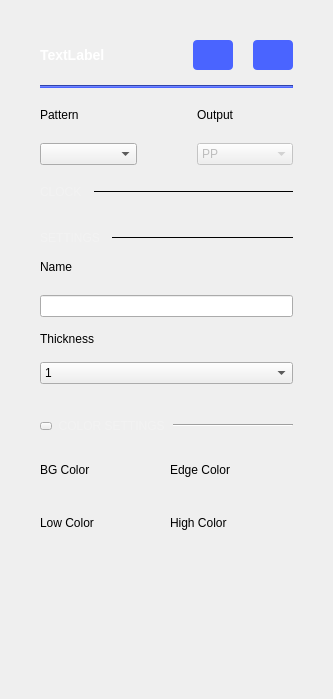
Old version of the form ui/pg_cg_settings.ui in the repository analogdevicesinc/scopy.
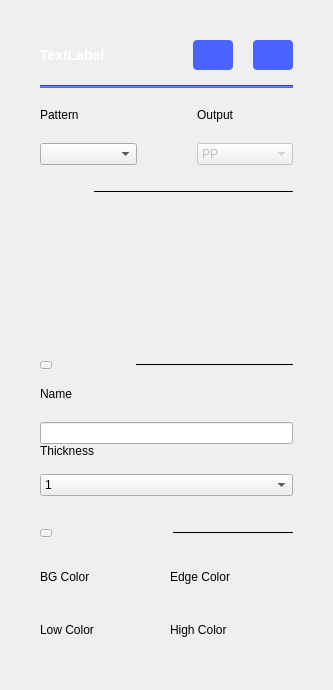
New version of the form. Icons and pictures are not drawn.

```diff
--- a/ui/pg_cg_settings.ui
+++ b/ui/pg_cg_settings.ui
@@ -7,11 +7,11 @@
     <x>0</x>
     <y>0</y>
     <width>333</width>
-    <height>699</height>
+    <height>690</height>
    </rect>
   </property>
   <property name="sizePolicy">
-   <sizepolicy hsizetype="MinimumExpanding" vsizetype="Preferred">
+   <sizepolicy hsizetype="MinimumExpanding" vsizetype="Expanding">
     <horstretch>0</horstretch>
     <verstretch>0</verstretch>
    </sizepolicy>
@@ -176,7 +176,7 @@
          <item>
           <widget class="QScrollArea" name="scrollArea">
            <property name="sizePolicy">
-            <sizepolicy hsizetype="Expanding" vsizetype="Preferred">
+            <sizepolicy hsizetype="Expanding" vsizetype="Expanding">
              <horstretch>0</horstretch>
              <verstretch>0</verstretch>
             </sizepolicy>
@@ -208,7 +208,7 @@
               <x>0</x>
               <y>0</y>
               <width>249</width>
-              <height>505</height>
+              <height>596</height>
              </rect>
             </property>
             <property name="sizePolicy">
@@ -370,14 +370,11 @@
                 <bool>true</bool>
                </property>
                <property name="sizePolicy">
-                <sizepolicy hsizetype="Expanding" vsizetype="Preferred">
+                <sizepolicy hsizetype="Expanding" vsizetype="MinimumExpanding">
                  <horstretch>0</horstretch>
                  <verstretch>0</verstretch>
                 </sizepolicy>
                </property>
-               <property name="styleSheet">
-                <string notr="true"/>
-               </property>
                <layout class="QVBoxLayout" name="verticalLayout_9">
                 <property name="spacing">
                  <number>0</number>
@@ -397,6 +394,38 @@
                </layout>
               </widget>
              </item>
+             <item>
+              <spacer name="verticalSpacer_2">
+               <property name="orientation">
+                <enum>Qt::Vertical</enum>
+               </property>
+               <property name="sizeType">
+                <enum>QSizePolicy::Preferred</enum>
+               </property>
+               <property name="sizeHint" stdset="0">
+                <size>
+                 <width>20</width>
+                 <height>40</height>
+                </size>
+               </property>
+              </spacer>
+             </item>
+             <item>
+              <spacer name="verticalSpacer">
+               <property name="orientation">
+                <enum>Qt::Vertical</enum>
+               </property>
+               <property name="sizeType">
+                <enum>QSizePolicy::Minimum</enum>
+               </property>
+               <property name="sizeHint" stdset="0">
+                <size>
+                 <width>20</width>
+                 <height>0</height>
+                </size>
+               </property>
+              </spacer>
+             </item>
              <item>
               <widget class="QWidget" name="widget" native="true">
                <property name="sizePolicy">
@@ -432,6 +461,34 @@
                   <property name="bottomMargin">
                    <number>0</number>
                   </property>
+                  <item>
+                   <widget class="QPushButton" name="btnCollapse2">
+                    <property name="styleSheet">
+                     <string notr="true">QPushButton {
+  max-height: 6px;
+  max-width: 10px;
+  border-image: url(:/icons/sba_cmb_box_arrow.svg);
+}
+
+QPushButton:checked
+{
+  max-height: 10px;
+  max-width:  6px;
+border-image: url(:/icons/sba_cmb_box_arrow_right.svg);
+}
+
+
+
+</string>
+                    </property>
+                    <property name="text">
+                     <string/>
+                    </property>
+                    <property name="checkable">
+                     <bool>true</bool>
+                    </property>
+                   </widget>
+                  </item>
                   <item>
                    <widget class="QLabel" name="label_5">
                     <property name="styleSheet">
@@ -468,6 +525,24 @@
                  </layout>
                 </item>
                 <item>
+                 <widget class="QWidget" name="widget_3" native="true">
+                  <layout class="QVBoxLayout" name="verticalLayout_13">
+                   <property name="spacing">
+                    <number>0</number>
+                   </property>
+                   <property name="leftMargin">
+                    <number>0</number>
+                   </property>
+                   <property name="topMargin">
+                    <number>0</number>
+                   </property>
+                   <property name="rightMargin">
+                    <number>0</number>
+                   </property>
+                   <property name="bottomMargin">
+                    <number>0</number>
+                   </property>
+                   <item>
                  <layout class="QVBoxLayout" name="verticalLayout_6">
                   <property name="spacing">
                    <number>21</number>
@@ -488,20 +563,6 @@
                  </layout>
                 </item>
                 <item>
-                 <layout class="QHBoxLayout" name="horizontalLayout_7">
-                  <property name="spacing">
-                   <number>60</number>
-                  </property>
-                  <property name="topMargin">
-                   <number>15</number>
-                  </property>
-                  <property name="rightMargin">
-                   <number>0</number>
-                  </property>
-                  <property name="bottomMargin">
-                   <number>0</number>
-                  </property>
-                  <item>
                    <layout class="QVBoxLayout" name="verticalLayout_8">
                     <property name="spacing">
                      <number>16</number>
@@ -568,6 +629,23 @@
                    </layout>
                   </item>
                  </layout>
+                 </widget>
+                </item>
+                <item>
+                 <layout class="QHBoxLayout" name="horizontalLayout_7">
+                  <property name="spacing">
+                   <number>60</number>
+                  </property>
+                  <property name="topMargin">
+                   <number>15</number>
+                  </property>
+                  <property name="rightMargin">
+                   <number>0</number>
+                  </property>
+                  <property name="bottomMargin">
+                   <number>0</number>
+                  </property>
+                 </layout>
                 </item>
                 <item>
                  <layout class="QVBoxLayout" name="verticalLayout_7">
@@ -575,7 +653,7 @@
                    <number>0</number>
                   </property>
                   <property name="topMargin">
-                   <number>35</number>
+                   <number>0</number>
                   </property>
                   <property name="bottomMargin">
                    <number>0</number>
@@ -583,7 +661,7 @@
                   <item>
                    <layout class="QHBoxLayout" name="horizontalLayout_8">
                     <property name="topMargin">
-                     <number>0</number>
+                     <number>15</number>
                     </property>
                     <property name="bottomMargin">
                      <number>30</number>
@@ -647,6 +725,9 @@
                     </item>
                     <item>
                      <widget class="Line" name="line_4">
+                      <property name="frameShadow">
+                       <enum>QFrame::Plain</enum>
+                      </property>
                       <property name="orientation">
                        <enum>Qt::Horizontal</enum>
                       </property>
@@ -806,19 +887,6 @@
                   </item>
                  </layout>
                 </item>
-                <item>
-                 <spacer name="verticalSpacer_2">
-                  <property name="orientation">
-                   <enum>Qt::Vertical</enum>
-                  </property>
-                  <property name="sizeHint" stdset="0">
-                   <size>
-                    <width>20</width>
-                    <height>40</height>
-                   </size>
-                  </property>
-                 </spacer>
-                </item>
                </layout>
               </widget>
              </item>
@@ -829,22 +897,6 @@
            </widget>
           </widget>
          </item>
-         <item>
-          <spacer name="verticalSpacer">
-           <property name="orientation">
-            <enum>Qt::Vertical</enum>
-           </property>
-           <property name="sizeType">
-            <enum>QSizePolicy::Preferred</enum>
-           </property>
-           <property name="sizeHint" stdset="0">
-            <size>
-             <width>20</width>
-             <height>20</height>
-            </size>
-           </property>
-          </spacer>
-         </item>
         </layout>
        </item>
       </layout>
```
Left out of the diff: 3 changed lines with no effect on the pictures. Lines whose indentation alone changed are shown as unchanged.
